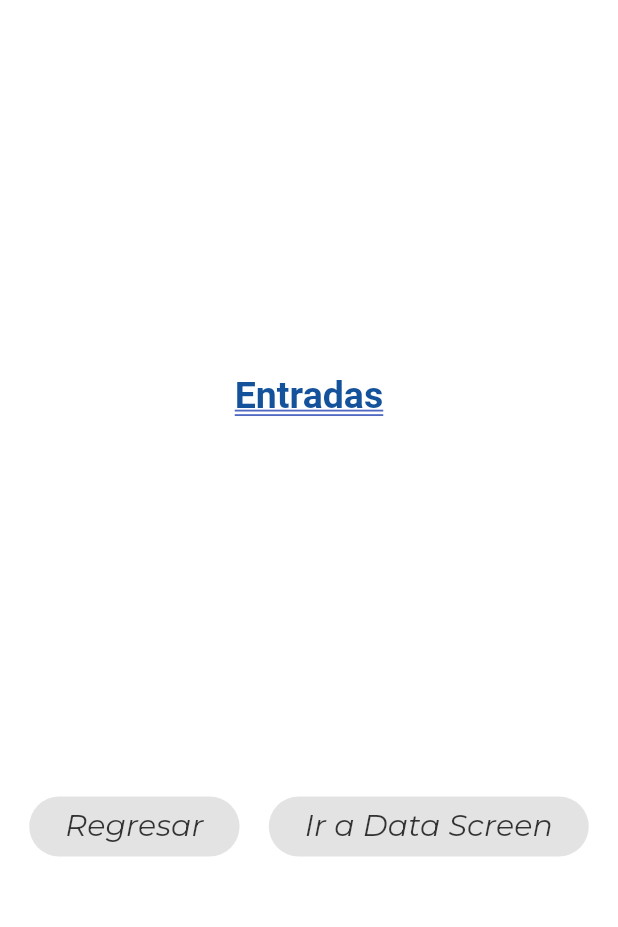
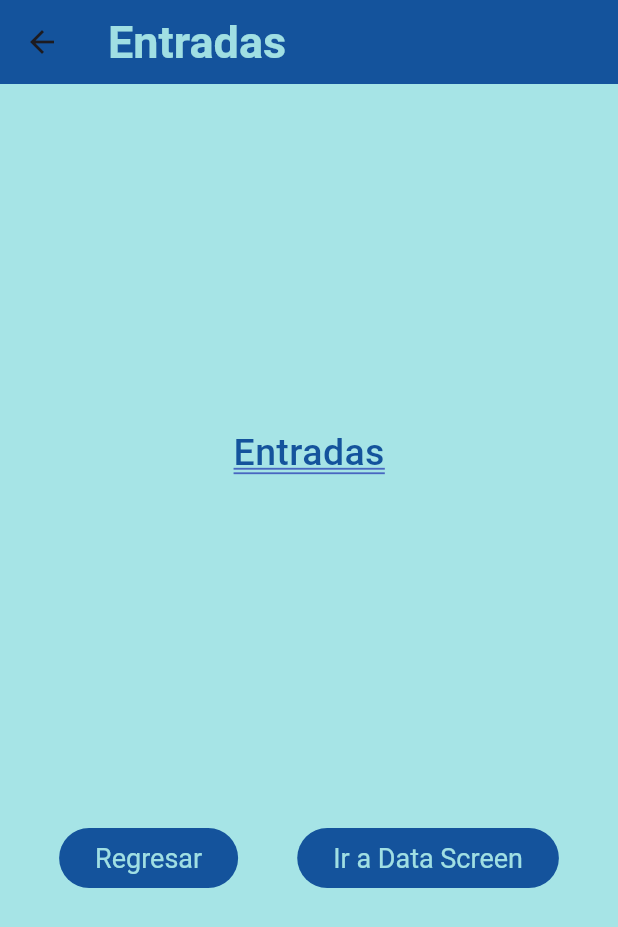
Before and after one commit to Lawitadelimon/componentes_flutter, a Flutter app: the screen it shows after launch, after a tap on "Entradas", on a phone screen of 412 x 824 dp. Shown: the top 927 px of the screen. Run offline on Flutter 3.47's test engine with Material 3 defaults, Android fonts, the phone set to English and light mode, and no system bars; our stand-ins replace google_fonts; Roboto replaces fonts that are missing (Alice).

Commit message:
Changing the AppTheme and adding Scaffold to Inputs

```diff
--- a/lib/screens/home_screen.dart
+++ b/lib/screens/home_screen.dart
@@ -20,15 +20,20 @@ class HomeScreen extends StatelessWidget {
           body: ListView(
             children: [
               ListTile(
-                leading:  const Icon(Icons.input_rounded, color: AppTheme.mainColor),
+              leading: IconTheme(
+                data: AppTheme.lightTheme.iconTheme,
+                child: const Icon(Icons.notification_add),
+                ),
               title: Text('Entradas',
               style: Theme.of(context).textTheme.headlineLarge,
 
               ),
               subtitle:  Text('Diferentes widgets para entradas flutter',
               style: AppTheme.lightTheme.textTheme.bodySmall),
-              trailing: const Icon(Icons.arrow_circle_right, color: AppTheme.accentColor
-              ),
+              trailing:  IconTheme(
+              data: AppTheme.lightTheme.iconTheme,
+              child: const Icon(Icons.arrow_circle_right),
+            ),
               onTap: (){
                 final ruta1 = MaterialPageRoute(builder: (context){
                   return const InputsScreen();
@@ -38,14 +43,19 @@ class HomeScreen extends StatelessWidget {
             ),
               const Divider(),
               ListTile(
-                leading: const Icon(Icons.list_alt_rounded, color: AppTheme.mainColor),
+              leading: IconTheme(
+                data: AppTheme.lightTheme.iconTheme,
+                child: const Icon(Icons.list_alt_rounded),
+                ),
               title: Text('ListView.builder',
               style: Theme.of(context).textTheme.headlineLarge,
               ),
               subtitle:  Text('Scroll infinito',
               style: AppTheme.lightTheme.textTheme.bodySmall),
-              trailing: const Icon(Icons.arrow_circle_right, color: AppTheme.accentColor
-              ),
+              trailing:  IconTheme(
+              data: AppTheme.lightTheme.iconTheme,
+              child: const Icon(Icons.arrow_circle_right),
+            ),
               onTap: (){
                 final ruta2 = MaterialPageRoute(builder: (context){
                   return const InfiniteListScreen();
@@ -55,13 +65,18 @@ class HomeScreen extends StatelessWidget {
             ),
             const Divider(),
             ListTile(
-              leading: const Icon(Icons.notification_add, color: AppTheme.mainColor,),
+              leading: IconTheme(
+                data: AppTheme.lightTheme.iconTheme,
+                child: const Icon(Icons.notification_add),
+                ),
             title: Text('Notificaciones',
             style: Theme.of(context).textTheme.headlineLarge,
             ),
             subtitle: Text('Creación de notificaciones',
             style: AppTheme.lightTheme.textTheme.bodySmall),
-            trailing: const Icon(Icons.arrow_circle_right, color: AppTheme.accentColor
+            trailing:  IconTheme(
+              data: AppTheme.lightTheme.iconTheme,
+              child: const Icon(Icons.arrow_circle_right),
             ),
             onTap: (){
                 final ruta3 = MaterialPageRoute(builder: (context){
--- a/lib/screens/inputs_screen.dart
+++ b/lib/screens/inputs_screen.dart
@@ -11,30 +11,32 @@ class InputsScreen extends StatefulWidget {
 class _InputsScreenState extends State<InputsScreen> {
   @override
   Widget build(BuildContext context) {
-    return Column(
+    return Scaffold(
+      appBar: AppBar(
+        title: const Text('Entradas')),
+      body: Column(
         mainAxisAlignment: MainAxisAlignment.spaceEvenly,
         children: [
             Text('Entradas',
             style: AppTheme.lightTheme.textTheme.headlineLarge,
           ),
-            Row(
+              const Row(
                 mainAxisAlignment: MainAxisAlignment.spaceEvenly,
                 children: [
                 ElevatedButton(
                 onPressed: (null),
                 child: Text('Regresar',
-              style: AppTheme.lightTheme.textTheme.bodySmall,
                 ),
                 ),
                 ElevatedButton(
                 onPressed: (null),
                 child: Text('Ir a Data Screen',
-              style: AppTheme.lightTheme.textTheme.bodySmall
                 ),
               ),
             ],
           ),
         ],
+      ),
     );
   }
 }
--- a/lib/theme/app_theme.dart
+++ b/lib/theme/app_theme.dart
@@ -10,13 +10,36 @@ class AppTheme{
   //Declaraciones del tema claro
   static final ThemeData lightTheme = ThemeData.light().copyWith(
     scaffoldBackgroundColor: backColor,
-    appBarTheme: const AppBarTheme(color: mainColor),
-
+    appBarTheme:  AppBarTheme(
+      color: mainColor,
+      titleTextStyle: GoogleFonts.alice(
+        color: backColor,
+        fontSize: 30.0,
+        fontWeight: FontWeight.bold,
+      ),
+    ),
+    iconTheme: const IconThemeData(
+      color: accentColor,
+      size: 35.0,
+    ),
+    elevatedButtonTheme: ElevatedButtonThemeData(
+      style: ButtonStyle(
+        backgroundColor: MaterialStateProperty.all(
+          mainColor
+          ),
+          foregroundColor: MaterialStateProperty.all(
+            backColor
+          ),
+          textStyle: MaterialStateProperty.all(
+            GoogleFonts.comicNeue(fontSize: 18.0),
+        ),
+      )
+    ),
     textTheme:  TextTheme(
       headlineLarge: GoogleFonts.comicNeue(
         color: mainColor,
         fontSize: 25.0,
-        fontWeight: FontWeight.bold,
+        fontWeight: FontWeight.w500,
         decoration: TextDecoration.underline,
         decorationColor: const Color.fromARGB(225, 59, 85, 188),
         decorationStyle: TextDecorationStyle.double,
@@ -26,9 +49,9 @@ class AppTheme{
 
       bodySmall: GoogleFonts.montserrat(
         color: accentColor,
-        fontSize: 20,
+        fontSize: 15,
         fontWeight: FontWeight.w400,
-        fontStyle: FontStyle.italic
+        fontStyle: FontStyle.normal
 
       ),
 
```
Lines whose indentation alone changed are shown as unchanged.
